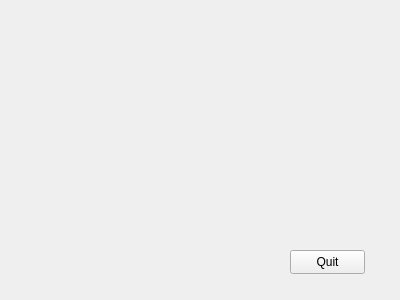
Old version of the form pytodo/uitest.ui in the repository tranlen3000/11328272.
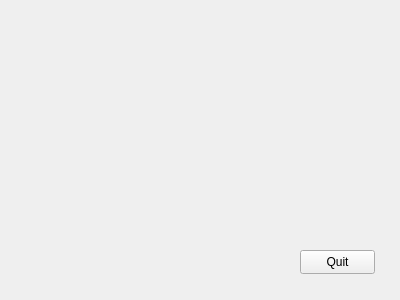
New version of the form.

The edit to the form file:
```diff
--- a/pytodo/uitest.ui
+++ b/pytodo/uitest.ui
@@ -16,7 +16,7 @@
   <widget class="QPushButton" name="quitButton">
    <property name="geometry">
     <rect>
-     <x>290</x>
+     <x>300</x>
      <y>250</y>
      <width>75</width>
      <height>24</height>
```
